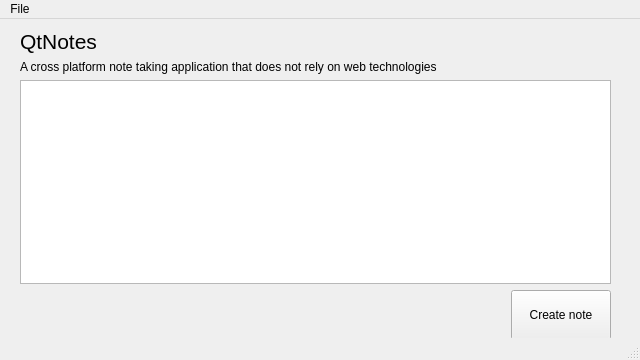
This is mainwindow.ui in DoodlesEpic/dNotes as Qt 5 draws it before an edit. The edited form follows.
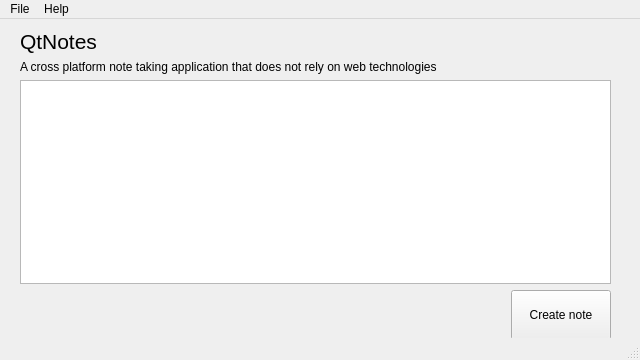
This is the edited form.

Commit message: Add help menu option

```diff
--- a/mainwindow.ui
+++ b/mainwindow.ui
@@ -99,7 +99,14 @@
     <addaction name="actionClear"/>
     <addaction name="actionExit"/>
    </widget>
+   <widget class="QMenu" name="menuHelp">
+    <property name="title">
+     <string>Help</string>
+    </property>
+    <addaction name="actionAbout"/>
+   </widget>
    <addaction name="menuFile"/>
+   <addaction name="menuHelp"/>
   </widget>
   <widget class="QStatusBar" name="statusbar"/>
   <action name="actionClear">
```
Left out of the diff: 5 changed lines with no effect on the pictures. The commit also changes 2 other files.
